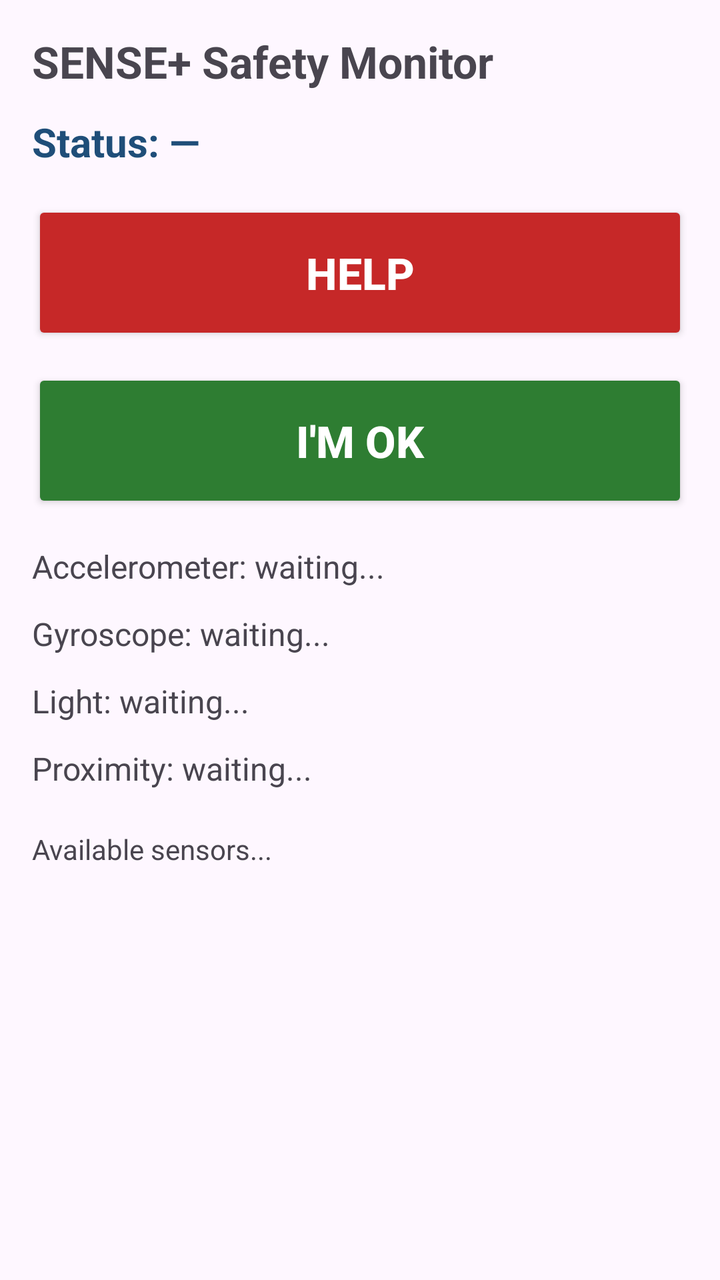
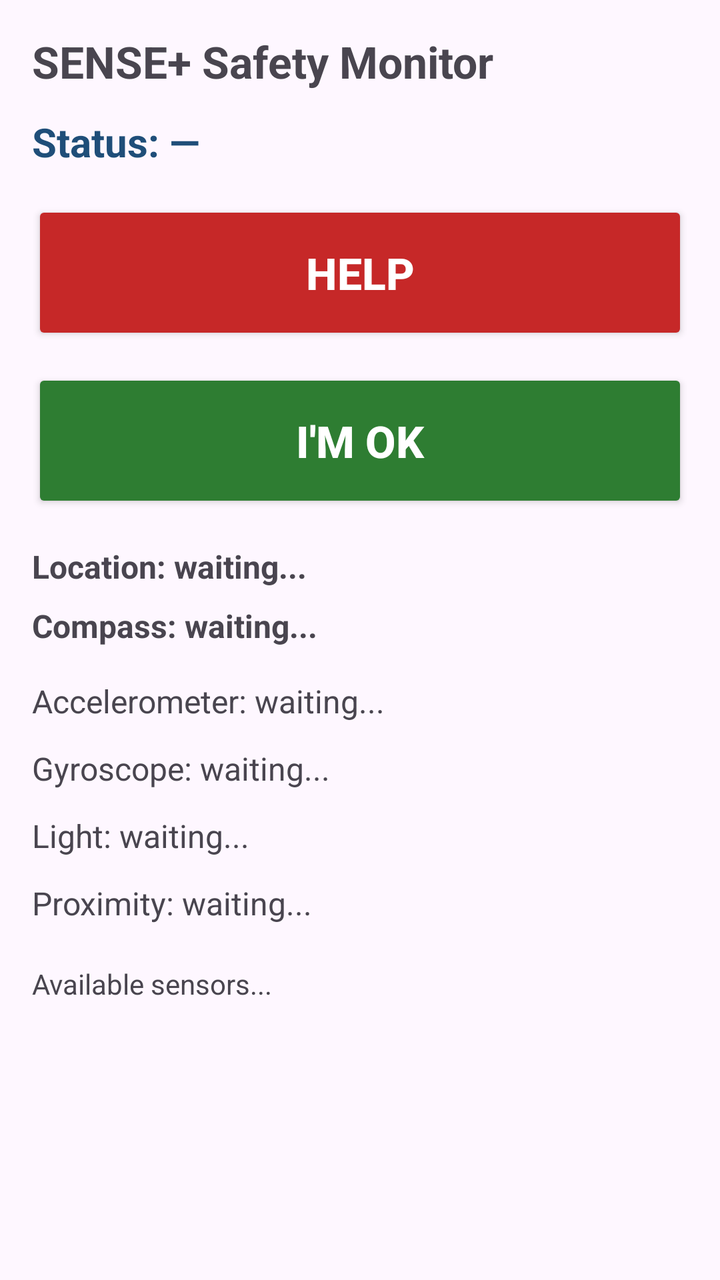

Two renders of the same Android screen: before a commit and after it. Below are the layout's source before the change and the commit's diff.
<!-- AndroidManifest.xml: application theme Theme.SENSE -->
<!-- res/layout/activity_main.xml -->
<?xml version="1.0" encoding="utf-8"?>
<ScrollView xmlns:android="http://schemas.android.com/apk/res/android"
    android:layout_width="match_parent"
    android:layout_height="match_parent"
    android:padding="16dp">

    <LinearLayout
        android:layout_width="match_parent"
        android:layout_height="wrap_content"
        android:orientation="vertical">

        <TextView
            android:layout_width="match_parent"
            android:layout_height="wrap_content"
            android:text="SENSE+ Safety Monitor"
            android:textSize="22sp"
            android:textStyle="bold"
            android:paddingBottom="12dp"/>

        <TextView
            android:id="@+id/tvStatus"
            android:layout_width="match_parent"
            android:layout_height="wrap_content"
            android:text="Status: —"
            android:textSize="20sp"
            android:textStyle="bold"
            android:textColor="#1F4E79"
            android:paddingBottom="16dp"/>

        <Button
            android:id="@+id/btnHelp"
            android:layout_width="match_parent"
            android:layout_height="wrap_content"
            android:minHeight="72dp"
            android:text="HELP"
            android:textSize="22sp"
            android:textStyle="bold"
            android:textColor="#FFFFFF"
            android:backgroundTint="#C62828"
            android:layout_marginBottom="12dp"/>

        <Button
            android:id="@+id/btnOk"
            android:layout_width="match_parent"
            android:layout_height="wrap_content"
            android:minHeight="72dp"
            android:text="I'M OK"
            android:textSize="22sp"
            android:textStyle="bold"
            android:textColor="#FFFFFF"
            android:backgroundTint="#2E7D32"
            android:layout_marginBottom="16dp"/>

        <TextView android:id="@+id/tvAccel" android:layout_width="match_parent" android:layout_height="wrap_content" android:text="Accelerometer: waiting..." android:textSize="16sp" android:paddingBottom="12dp"/>
        <TextView android:id="@+id/tvGyro" android:layout_width="match_parent" android:layout_height="wrap_content" android:text="Gyroscope: waiting..." android:textSize="16sp" android:paddingBottom="12dp"/>
        <TextView android:id="@+id/tvLight" android:layout_width="match_parent" android:layout_height="wrap_content" android:text="Light: waiting..." android:textSize="16sp" android:paddingBottom="12dp"/>
        <TextView android:id="@+id/tvProx" android:layout_width="match_parent" android:layout_height="wrap_content" android:text="Proximity: waiting..." android:textSize="16sp" android:paddingBottom="12dp"/>
        <TextView android:id="@+id/tvSensorList" android:layout_width="match_parent" android:layout_height="wrap_content" android:text="Available sensors..." android:textSize="14sp" android:paddingTop="8dp"/>

    </LinearLayout>
</ScrollView>
<!-- resources referenced by this layout -->
<resources>
  <style name="Theme.SENSE" parent="Base.Theme.SENSE" />
  <style name="Base.Theme.SENSE" parent="Theme.Material3.DayNight.NoActionBar">
          
          
      </style>
</resources>

<!-- the commit's change to res/layout/activity_main.xml (unified diff, before → after) -->
@@ -9,47 +9,16 @@
         android:layout_height="wrap_content"
         android:orientation="vertical">
 
-        <TextView
-            android:layout_width="match_parent"
-            android:layout_height="wrap_content"
-            android:text="SENSE+ Safety Monitor"
-            android:textSize="22sp"
-            android:textStyle="bold"
-            android:paddingBottom="12dp"/>
+        <TextView android:layout_width="match_parent" android:layout_height="wrap_content" android:text="SENSE+ Safety Monitor" android:textSize="22sp" android:textStyle="bold" android:paddingBottom="12dp"/>
 
-        <TextView
-            android:id="@+id/tvStatus"
-            android:layout_width="match_parent"
-            android:layout_height="wrap_content"
-            android:text="Status: —"
-            android:textSize="20sp"
-            android:textStyle="bold"
-            android:textColor="#1F4E79"
-            android:paddingBottom="16dp"/>
+        <TextView android:id="@+id/tvStatus" android:layout_width="match_parent" android:layout_height="wrap_content" android:text="Status: —" android:textSize="20sp" android:textStyle="bold" android:textColor="#1F4E79" android:paddingBottom="16dp"/>
 
-        <Button
-            android:id="@+id/btnHelp"
-            android:layout_width="match_parent"
-            android:layout_height="wrap_content"
-            android:minHeight="72dp"
-            android:text="HELP"
-            android:textSize="22sp"
-            android:textStyle="bold"
-            android:textColor="#FFFFFF"
-            android:backgroundTint="#C62828"
-            android:layout_marginBottom="12dp"/>
+        <Button android:id="@+id/btnHelp" android:layout_width="match_parent" android:layout_height="wrap_content" android:minHeight="72dp" android:text="HELP" android:textSize="22sp" android:textStyle="bold" android:textColor="#FFFFFF" android:backgroundTint="#C62828" android:layout_marginBottom="12dp"/>
 
-        <Button
-            android:id="@+id/btnOk"
-            android:layout_width="match_parent"
-            android:layout_height="wrap_content"
-            android:minHeight="72dp"
-            android:text="I'M OK"
-            android:textSize="22sp"
-            android:textStyle="bold"
-            android:textColor="#FFFFFF"
-            android:backgroundTint="#2E7D32"
-            android:layout_marginBottom="16dp"/>
+        <Button android:id="@+id/btnOk" android:layout_width="match_parent" android:layout_height="wrap_content" android:minHeight="72dp" android:text="I'M OK" android:textSize="22sp" android:textStyle="bold" android:textColor="#FFFFFF" android:backgroundTint="#2E7D32" android:layout_marginBottom="16dp"/>
+
+        <TextView android:id="@+id/tvLocation" android:layout_width="match_parent" android:layout_height="wrap_content" android:text="Location: waiting..." android:textSize="16sp" android:textStyle="bold" android:paddingBottom="8dp"/>
+        <TextView android:id="@+id/tvCompass" android:layout_width="match_parent" android:layout_height="wrap_content" android:text="Compass: waiting..." android:textSize="16sp" android:textStyle="bold" android:paddingBottom="16dp"/>
 
         <TextView android:id="@+id/tvAccel" android:layout_width="match_parent" android:layout_height="wrap_content" android:text="Accelerometer: waiting..." android:textSize="16sp" android:paddingBottom="12dp"/>
         <TextView android:id="@+id/tvGyro" android:layout_width="match_parent" android:layout_height="wrap_content" android:text="Gyroscope: waiting..." android:textSize="16sp" android:paddingBottom="12dp"/>
